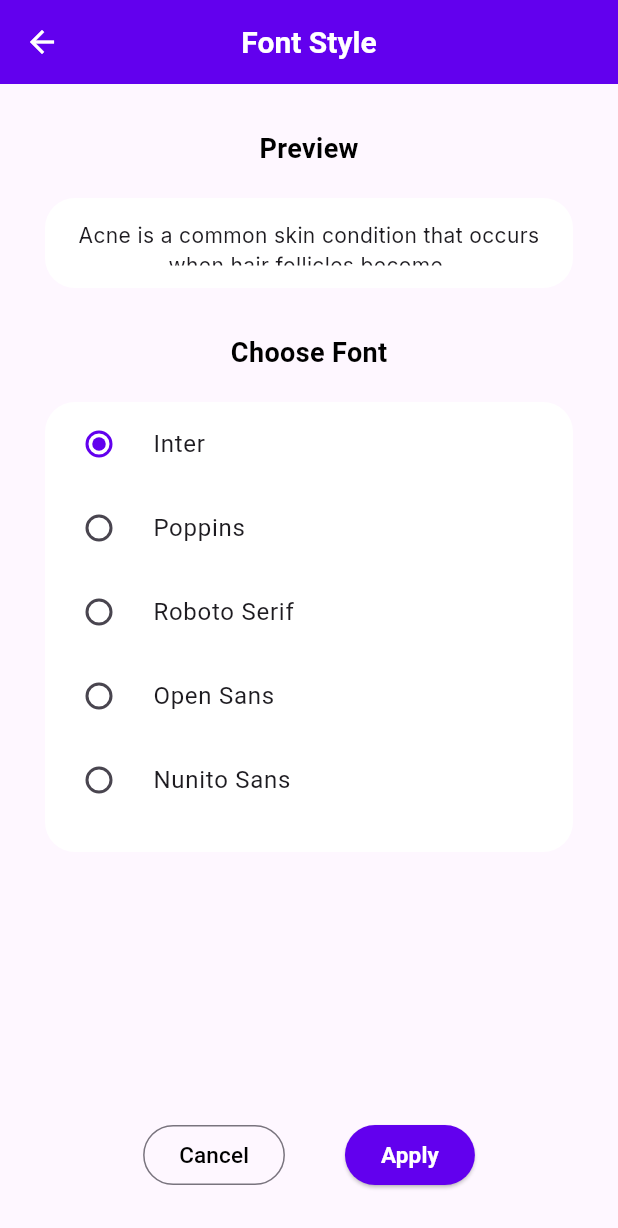
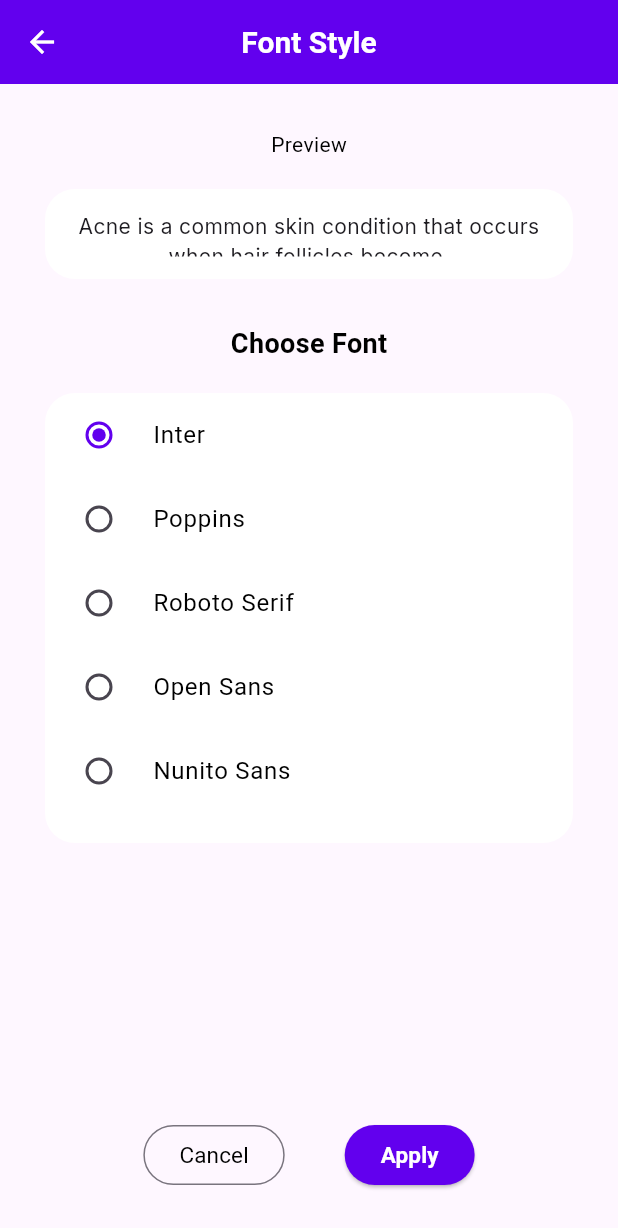
Before and after one commit to Divadine/DisceaseApp, a Flutter app: the screen it shows after launch, in the side drawer, after a tap on "FontStyle", on a phone screen of 412 x 824 dp. Shown: the top 1228 px of the screen. Run offline on Flutter 3.47's test engine with Material 3 defaults, Android fonts, the phone set to English and light mode, and no system bars; our stand-ins replace flutter_html, flutter_svg, google_fonts, share_plus, shared_preferences, sqflite and 1 more; accounts and stored records are empty; network calls fail; Roboto replaces fonts that are missing (GothamRounded); statements that could not run were skipped.

Commit message:
view all and font

```diff
--- a/lib/databasehelper/font_helper.dart
+++ b/lib/databasehelper/font_helper.dart
@@ -28,6 +28,7 @@ class AppText extends StatelessWidget {
   final Color? color;
   final double? fontSize;
   final FontWeight? fontWeight;
+  final TextDecoration? textDecoration;
   final TextAlign? textAlign;
   final int? maxLines;
   final TextOverflow? textOverflow;
@@ -44,12 +45,21 @@ class AppText extends StatelessWidget {
     this.maxLines,
     this.textOverflow,
     this.softwrap,
+    this.textDecoration,
   });
 
   @override
   Widget build(BuildContext context) {
     return Text(
       text,
+      style:
+          style ??
+          appTextStyle(
+            color: color ?? Colors.black,
+            fontWeight: fontWeight,
+            fontSize: fontSize,
+            textDecoration: textDecoration,
+          ),
       textAlign: textAlign,
       maxLines: maxLines,
       overflow: textOverflow,
@@ -58,4 +68,20 @@ class AppText extends StatelessWidget {
   }
 }
 
-///class AppTextStyle extends StatelessWidget {}
+TextStyle appTextStyle({
+  Color? color,
+  FontWeight? fontWeight,
+  double? fontSize,
+  double? height,
+  TextDecoration? textDecoration,
+}) {
+  return TextStyle(
+    fontFamily: "GothamRounded",
+    color: color,
+    fontWeight: fontWeight ?? FontWeight.w400,
+    fontSize: fontSize,
+    height: height,
+    decoration: textDecoration,
+    decorationColor: color,
+  );
+}
--- a/lib/screens/font_style_screen.dart
+++ b/lib/screens/font_style_screen.dart
@@ -59,14 +59,22 @@ class _FontStyleScreenState extends State<FontStyleScreen> {
           color: Colors.white,
         ),
         centerTitle: true,
-        title: Text(
-          'Font Style',
-          style: TextStyle(
+        title: AppText(
+          text: 'Font Style',
+          style: appTextStyle(
+            color: Colors.white,
             fontSize: 20,
             fontWeight: FontWeight.bold,
-            color: Colors.white,
           ),
         ),
+        //Text(
+        //   'Font Style',
+        //   style: TextStyle(
+        //     fontSize: 20,
+        //     fontWeight: FontWeight.bold,
+        //     color: Colors.white,
+        //   ),
+        // ),
         backgroundColor: ColorUtils.selectedColor,
       ),
 
@@ -76,14 +84,18 @@ class _FontStyleScreenState extends State<FontStyleScreen> {
           mainAxisAlignment: MainAxisAlignment.start,
           children: [
             Center(
-              child: Text(
-                'Preview',
-                style: TextStyle(
-                  fontWeight: FontWeight.bold,
-                  fontSize: 18,
-                  color: Colors.black,
-                ),
+              child: AppText(
+                text: 'Preview',
+                style: appTextStyle(color: Colors.black),
               ),
+              //Text(
+              //   'Preview',
+              //   style: TextStyle(
+              //     fontWeight: FontWeight.bold,
+              //     fontSize: 18,
+              //     color: Colors.black,
+              //   ),
+              // ),
             ),
             SizedBox(height: 20),
 
@@ -97,26 +109,39 @@ class _FontStyleScreenState extends State<FontStyleScreen> {
               ),
               child: Padding(
                 padding: const EdgeInsets.all(15.0),
-                child: Text(
-                  text,
-                  style: AppFonts.getFont(selectedFont ?? "Inter"),
-
+                child: AppText(
+                  text: text,
+                  style: AppFonts.getFont(selectedFont ?? 'Inter'),
                   textAlign: TextAlign.center,
                 ),
+                //Text(
+                //   text,
+                //   style: AppFonts.getFont(selectedFont ?? "Inter"),
+                //
+                //   textAlign: TextAlign.center,
+                // ),
               ),
             ),
 
             SizedBox(height: 30),
 
             Center(
-              child: Text(
-                'Choose Font',
-                style: TextStyle(
+              child: AppText(
+                text: 'Choose Font',
+                style: appTextStyle(
+                  color: Colors.black,
                   fontWeight: FontWeight.bold,
                   fontSize: 18,
-                  color: Colors.black,
                 ),
               ),
+              // Text(
+              //   'Choose Font',
+              //   style: TextStyle(
+              //     fontWeight: FontWeight.bold,
+              //     fontSize: 18,
+              //     color: Colors.black,
+              //   ),
+              // ),
             ),
 
             SizedBox(height: 20),
@@ -130,7 +155,8 @@ class _FontStyleScreenState extends State<FontStyleScreen> {
               child: Column(
                 children: fonts.map((value) {
                   return RadioListTile<String>(
-                    title: Text(value),
+                    title: AppText(text: value),
+                    //Text(value),
                     value: value,
                     groupValue: selectedFont,
                     activeColor: ColorUtils.selectedColor,
@@ -153,10 +179,14 @@ class _FontStyleScreenState extends State<FontStyleScreen> {
                   onPressed: () {
                     Navigator.pop(context);
                   },
-                  child: Text(
-                    'Cancel',
-                    style: TextStyle(fontSize: 15, color: Colors.black),
+                  child: AppText(
+                    text: 'Cancel',
+                    style: appTextStyle(fontSize: 15, color: Colors.black),
                   ),
+                  // Text(
+                  //   'Cancel',
+                  //   style: TextStyle(fontSize: 15, color: Colors.black),
+                  // ),
                 ),
                 SizedBox(width: 40),
                 ElevatedButton(
@@ -164,14 +194,22 @@ class _FontStyleScreenState extends State<FontStyleScreen> {
                     backgroundColor: ColorUtils.selectedColor,
                   ),
                   onPressed: saveFont,
-                  child: Text(
-                    'Apply',
-                    style: TextStyle(
+                  child: AppText(
+                    text: 'Apply',
+                    style: appTextStyle(
+                      fontSize: 15,
                       fontWeight: FontWeight.bold,
                       color: Colors.white,
-                      fontSize: 15,
                     ),
                   ),
+                  // Text(
+                  //   'Apply',
+                  //   style: TextStyle(
+                  //     fontWeight: FontWeight.bold,
+                  //     color: Colors.white,
+                  //     fontSize: 15,
+                  //   ),
+                  // ),
                 ),
               ],
             ),
```
